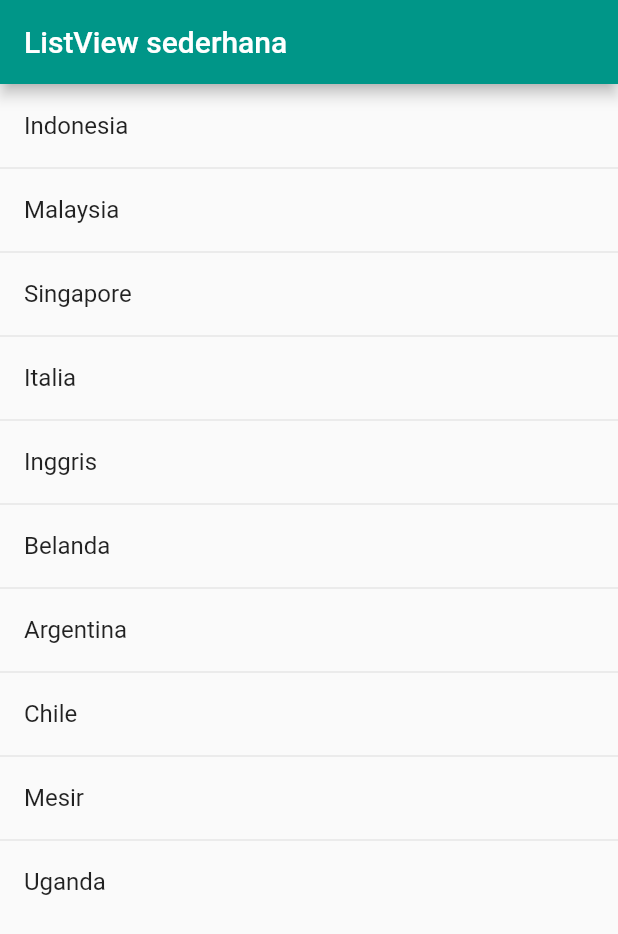
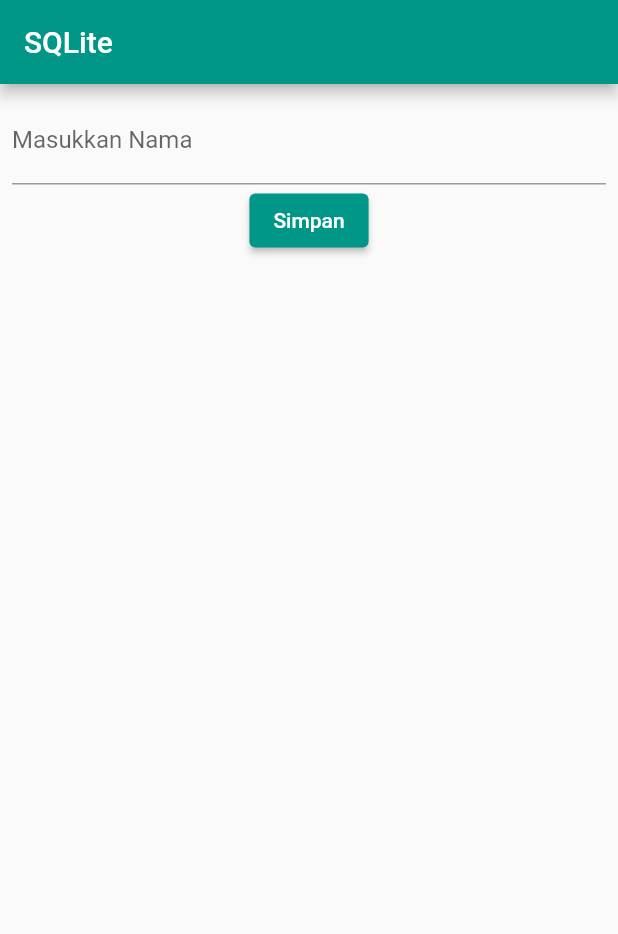
Before and after one commit to indmind/dts-praktik2, a Flutter app: the screen it shows after launch, on a phone screen of 412 x 824 dp. Shown: the top 934 px of the screen. Run offline on Flutter 3.47's test engine with Material 2 defaults, Android fonts, the phone set to English and light mode, and no system bars; our stand-ins replace sqflite; accounts and stored records are empty.

```diff
--- a/lib/pages/home_page.dart
+++ b/lib/pages/home_page.dart
@@ -1,4 +1,5 @@
 import 'package:flutter/material.dart';
+import 'package:sandbox/services/db_service.dart';
 
 class HomePage extends StatefulWidget {
   const HomePage({Key? key}) : super(key: key);
@@ -8,41 +9,76 @@ class HomePage extends StatefulWidget {
 }
 
 class _HomePageState extends State<HomePage> {
-  final List<String> countries = [
-    'Indonesia',
-    'Malaysia',
-    'Singapore',
-    'Italia',
-    'Inggris',
-    'Belanda',
-    'Argentina',
-    'Chile',
-    'Mesir',
-    'Uganda',
-  ];
+  final DbService _dbService = DbService();
+
+  final TextEditingController _nameController = TextEditingController();
+
+  List<Map<String, dynamic>> _students = [];
+
+  @override
+  void initState() {
+    super.initState();
+    _updateStudents();
+  }
+
+  @override
+  void dispose() {
+    _dbService.close();
+    super.dispose();
+  }
 
   @override
   Widget build(BuildContext context) {
     return Scaffold(
       appBar: AppBar(
-        title: const Text('ListView sederhana'),
+        title: const Text('SQLite'),
       ),
-      body: ListView.separated(
-        separatorBuilder: (context, index) => const Divider(height: 0),
-        itemBuilder: (context, index) {
-          return ListTile(
-            title: Text(countries[index]),
-            onTap: () {
-              ScaffoldMessenger.of(context).showSnackBar(
-                SnackBar(
-                  content: Text('Memilih ${countries[index]}'),
-                ),
-              );
-            },
-          );
-        },
-        itemCount: countries.length,
+      body: Padding(
+        padding: const EdgeInsets.all(8.0),
+        child: Column(
+          children: [
+            TextField(
+              controller: _nameController,
+              decoration: const InputDecoration(
+                labelText: 'Masukkan Nama',
+              ),
+            ),
+            ElevatedButton(
+              onPressed: () async {
+                await _dbService.insert(_nameController.text);
+                await _updateStudents();
+
+                _nameController.clear();
+              },
+              child: const Text('Simpan'),
+            ),
+            Expanded(
+                child: ListView.builder(
+              itemBuilder: (context, index) {
+                return ListTile(
+                  title: Text(_students[index][DbService.keyFirstname]),
+                  trailing: IconButton(
+                    icon: const Icon(Icons.delete),
+                    onPressed: () async {
+                      await _dbService
+                          .delete(_students[index][DbService.keyId]);
+                      await _updateStudents();
+                    },
+                  ),
+                );
+              },
+              itemCount: _students.length,
+            )),
+          ],
+        ),
       ),
     );
   }
+
+  Future<void> _updateStudents() async {
+    final List<Map<String, dynamic>> students = await _dbService.getAll();
+    setState(() {
+      _students = students;
+    });
+  }
 }
--- a/pubspec.yaml
+++ b/pubspec.yaml
@@ -34,6 +34,7 @@ dependencies:
   # The following adds the Cupertino Icons font to your application.
   # Use with the CupertinoIcons class for iOS style icons.
   cupertino_icons: ^1.0.2
+  sqflite: ^2.0.3+1
 
 dev_dependencies:
   flutter_test:
```
Also changed, not shown: lib/services/db_service.dart (added, +61 -0 lines), pubspec.lock, 1 other file.
